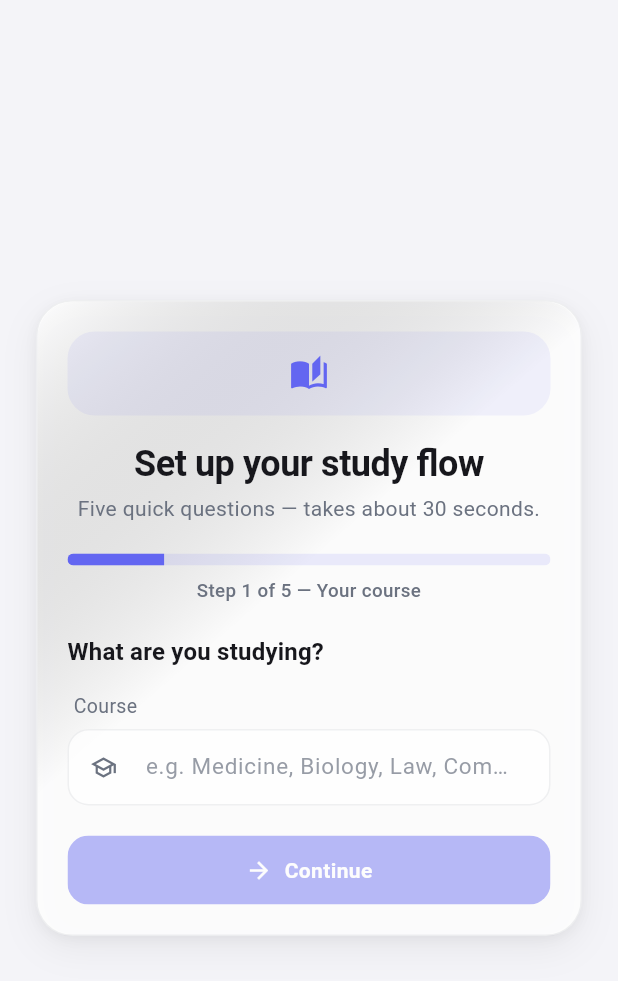
After one commit to metheyelene/studyflow-ai, a Flutter app: the OnboardingScreen screen opened by its route, on a phone screen of 412 x 824 dp. The commit adds this screen. Shown: the top 981 px of the screen. Run offline on Flutter 3.47's test engine with Material 3 defaults, Android fonts, the phone set to English and light mode, and no system bars; our stand-ins replace cookie_jar, dio, dio_cookie_manager, flutter_riverpod, flutter_secure_storage, go_router and 2 more; accounts and stored records are empty; network calls fail.

Commit message:
Mobile onboarding: 5-step glass flow wired to the backend gate
Adds the Phase-5 onboarding route (/onboarding) to the Flutter app: a
5-step glass form (course, subjects, exams, daily minutes, goals) that
posts the same payload shape as the web form to POST /api/onboarding,
so the backend's shared completeOnboarding validator handles both
clients identically.

The router now merges an OnboardingEvents store into its refresh
listenable and gates authenticated users: fresh accounts are steered to
/onboarding, completed ones straight into the app shell. The gate state
is fetched whenever auth resolves (restore/sign-in/sign-up), with
`unknown` never blocking — a network hiccup can't strand a user.

Also fixes the capture-build web dependency: localStorage helpers moved
behind a conditional import so the web-only `package:web` no longer
leaks into VM/native builds or `flutter test` (which broke app_test and
creator_screen_test). Adds 6 tests covering the gate redirect, the
completion flow, payload shape, and error handling (35 passing total).

Generated with Codebuff
Co-Authored-By: Codebuff <noreply@codebuff.com>

```diff
--- /dev/null
+++ b/mobile/lib/core/config/capture_storage.dart
@@ -0,0 +1,7 @@
+/// Conditional wrapper: only web builds compile the `package:web`
+/// (dart:js_interop) implementation, so `flutter test` on the VM never
+/// pulls in a web-only library.
+library;
+
+export 'capture_storage_io.dart'
+    if (dart.library.js_interop) 'capture_storage_web.dart';
--- /dev/null
+++ b/mobile/lib/features/onboarding/onboarding_models.dart
@@ -0,0 +1,54 @@
+/// Onboarding models. The payload mirrors the web form exactly so the
+/// backend's shared `completeOnboarding` validator (src/lib/onboarding.ts)
+/// treats mobile and web submissions identically.
+library;
+
+/// Whether the signed-in user has completed onboarding. `unknown` while
+/// the status hasn't been fetched yet (or the fetch failed — the router
+/// never gates on `unknown`, so a network hiccup can't strand a user).
+enum OnboardingStatus { unknown, needed, done }
+
+/// One exam the user is preparing for. The date is required; the name is
+/// optional (the backend falls back to the course name).
+class OnboardingExam {
+  const OnboardingExam({this.name, required this.date});
+
+  final String? name;
+  final String date; // yyyy-MM-dd
+}
+
+/// Payload for POST /api/onboarding.
+class OnboardingPayload {
+  const OnboardingPayload({
+    required this.course,
+    required this.subjects,
+    required this.exams,
+    required this.dailyMinutes,
+    required this.goals,
+  });
+
+  /// What the user is studying (e.g. "Medicine").
+  final String course;
+
+  /// Comma-separated subject names (up to 5 on the backend).
+  final String subjects;
+
+  /// Up to 3 exams.
+  final List<OnboardingExam> exams;
+
+  /// Daily study minutes (backend accepts 5–480).
+  final int dailyMinutes;
+
+  /// Goal values matching the backend's GOAL_OPTIONS.
+  final List<String> goals;
+
+  Map<String, dynamic> toJson() => {
+        'course': course,
+        'subjects': subjects,
+        'exams': [
+          for (final e in exams) {'name': e.name ?? '', 'date': e.date},
+        ],
+        'dailyMinutes': dailyMinutes,
+        'goals': goals,
+      };
+}
--- /dev/null
+++ b/mobile/lib/features/onboarding/onboarding_screen.dart
@@ -0,0 +1,402 @@
+import 'package:flutter/material.dart';
+import 'package:flutter_riverpod/flutter_riverpod.dart';
+
+import '../../core/theme/app_theme.dart';
+import '../../shared/widgets/glass/glass_button.dart';
+import '../../shared/widgets/glass/glass_card.dart';
+import '../../shared/widgets/glass/glass_input.dart';
+import '../../shared/widgets/glass/glass_pill.dart';
+import '../../shared/widgets/glass/glass_progress.dart';
+import 'onboarding_controller.dart';
+import 'onboarding_models.dart';
+
+/// The five onboarding goals. Values must match the backend's GOAL_OPTIONS
+/// (src/lib/onboarding.ts); labels are the user-facing copy.
+const _goalChoices = <({String value, String label, IconData icon})>[
+  (value: 'summaries', label: 'AI summaries', icon: Icons.auto_awesome_outlined),
+  (value: 'flashcards', label: 'Flashcards', icon: Icons.style_outlined),
+  (value: 'quizzes', label: 'Quizzes', icon: Icons.quiz_outlined),
+  (value: 'study planning', label: 'Study planning', icon: Icons.calendar_month_outlined),
+  (value: 'staying motivated', label: 'Staying motivated', icon: Icons.local_fire_department_outlined),
+];
+
+const _minuteChoices = [30, 60, 90, 120, 180];
+
+class _ExamRow {
+  _ExamRow();
+  final name = TextEditingController();
+  String? date;
+}
+
+/// Five-question onboarding flow, mirroring the web form's fields so the
+/// backend validates both clients identically: course, subjects, exams
+/// (optional, up to 3), daily study minutes, and goals (at least one).
+class OnboardingScreen extends ConsumerStatefulWidget {
+  const OnboardingScreen({super.key});
+
+  @override
+  ConsumerState<OnboardingScreen> createState() => _OnboardingScreenState();
+}
+
+class _OnboardingScreenState extends ConsumerState<OnboardingScreen> {
+  static const _stepCount = 5;
+
+  final _course = TextEditingController();
+  final _subjects = TextEditingController();
+  final _exams = <_ExamRow>[_ExamRow()];
+  int _dailyMinutes = 60;
+  final Set<String> _goals = {};
+  int _step = 0;
+  bool _busy = false;
+  String? _error;
+
+  @override
+  void dispose() {
+    _course.dispose();
+    _subjects.dispose();
+    for (final row in _exams) {
+      row.name.dispose();
+    }
+    super.dispose();
+  }
+
+  bool get _canContinue => switch (_step) {
+        0 => _course.text.trim().length >= 2,
+        1 => _subjects.text.trim().isNotEmpty,
+        2 => true, // exams are optional
+        3 => true,
+        _ => _goals.isNotEmpty,
+      };
+
+  String? get _stepHint => switch (_step) {
+        0 => 'e.g. Medicine, Biology, Law, Computer Science',
+        1 => 'e.g. Anatomy, Physiology, Biochemistry',
+        _ => null,
+      };
+
+  void _next() {
+    setState(() {
+      _error = null;
+      if (_step < _stepCount - 1) {
+        _step++;
+      }
+    });
+  }
+
+  void _back() {
+    setState(() {
+      _error = null;
+      if (_step > 0) _step--;
+    });
+  }
+
+  Future<void> _pickExamDate(_ExamRow row) async {
+    final now = DateTime.now();
+    final picked = await showDatePicker(
+      context: context,
+      initialDate: row.date == null
+          ? now.add(const Duration(days: 30))
+          : DateTime.tryParse(row.date!) ?? now.add(const Duration(days: 30)),
+      firstDate: DateTime(now.year - 1),
+      lastDate: DateTime(now.year + 5),
+    );
+    if (picked == null) return;
+    setState(() {
+      row.date = '${picked.year.toString().padLeft(4, '0')}-'
+          '${picked.month.toString().padLeft(2, '0')}-'
+          '${picked.day.toString().padLeft(2, '0')}';
+    });
+  }
+
+  Future<void> _finish() async {
+    setState(() {
+      _busy = true;
+      _error = null;
+    });
+    final error = await ref
+        .read(onboardingControllerProvider.notifier)
+        .submit(
+          OnboardingPayload(
+            course: _course.text.trim(),
+            subjects: _subjects.text.trim(),
+            exams: [
+              for (final row in _exams)
+                if (row.date != null)
+                  OnboardingExam(
+                    name: row.name.text.trim().isEmpty ? null : row.name.text.trim(),
+                    date: row.date!,
+                  ),
+            ],
+            dailyMinutes: _dailyMinutes,
+            // Preserve the choice order for stable analytics tags.
+            goals: [
+              for (final c in _goalChoices)
+                if (_goals.contains(c.value)) c.value,
+            ],
+          ),
+        );
+    if (!mounted) return;
+    setState(() {
+      _busy = false;
+      _error = error;
+    });
+    // On success the router redirects to /home automatically.
+  }
+
+  @override
+  Widget build(BuildContext context) {
+    final g = context.glass;
+    return Scaffold(
+      body: SafeArea(
+        child: Center(
+          child: SingleChildScrollView(
+            padding: const EdgeInsets.all(24),
+            child: ConstrainedBox(
+              constraints: const BoxConstraints(maxWidth: 480),
+              child: GlassCard(
+                tone: GlassTone.floating,
+                child: Column(
+                  crossAxisAlignment: CrossAxisAlignment.stretch,
+                  children: [
+                    Container(
+                      width: 56,
+                      height: 56,
+                      alignment: Alignment.center,
+                      decoration: BoxDecoration(
+                        color: g.primarySoft,
+                        borderRadius: BorderRadius.circular(18),
+                      ),
+                      child: Icon(Icons.auto_stories, size: 26, color: g.primary),
+                    ),
+                    const SizedBox(height: 16),
+                    Text(
+                      'Set up your study flow',
+                      textAlign: TextAlign.center,
+                      style: Theme.of(context).textTheme.headlineSmall,
+                    ),
+                    const SizedBox(height: 4),
+                    Text(
+                      'Five quick questions — takes about 30 seconds.',
+                      textAlign: TextAlign.center,
+                      style: TextStyle(color: g.textMuted, fontSize: 14),
+                    ),
+                    const SizedBox(height: 20),
+                    GlassProgress(value: (_step + 1) / _stepCount),
+                    const SizedBox(height: 8),
+                    Text(
+                      'Step ${_step + 1} of $_stepCount — ${_stepTitle(_step)}',
+                      textAlign: TextAlign.center,
+                      style: TextStyle(
+                        color: g.textMuted,
+                        fontSize: 12.5,
+                        fontWeight: FontWeight.w500,
+                      ),
+                    ),
+                    const SizedBox(height: 20),
+                    ..._buildStep(context),
+                    if (_error != null) ...[
+                      const SizedBox(height: 14),
+                      Text(
+                        _error!,
+                        textAlign: TextAlign.center,
+                        style: TextStyle(color: g.danger, fontSize: 13),
+                      ),
+                    ],
+                    const SizedBox(height: 20),
+                    Row(
+                      children: [
+                        if (_step > 0)
+                          GlassButton(
+                            label: 'Back',
+                            variant: GlassButtonVariant.glass,
+                            onPressed: _busy ? null : _back,
+                          ),
+                        if (_step > 0) const SizedBox(width: 10),
+                        Expanded(
+                          child: GlassButton(
+                            label: _step < _stepCount - 1 ? 'Continue' : 'Finish setup',
+                            icon: _step < _stepCount - 1
+                                ? Icons.arrow_forward
+                                : Icons.check,
+                            expand: true,
+                            onPressed: _busy
+                                ? null
+                                : _step < _stepCount - 1
+                                    ? (_canContinue ? _next : null)
+                                    : (_canContinue ? _finish : null),
+                          ),
+                        ),
+                      ],
+                    ),
+                  ],
+                ),
+              ),
+            ),
+          ),
+        ),
+      ),
+    );
+  }
+
+  String _stepTitle(int step) => switch (step) {
+        0 => 'Your course',
+        1 => 'Your subjects',
+        2 => 'Your exams',
+        3 => 'Study time',
+        _ => 'Your goals',
+      };
+
+  List<Widget> _buildStep(BuildContext context) {
+    final g = context.glass;
+    final header = Text(
+      switch (_step) {
+        0 => 'What are you studying?',
+        1 => 'Your subjects',
+        2 => 'When are your exams?',
+        3 => 'How long do you study each day?',
+        _ => 'What do you want help with?',
+      },
+      style: Theme.of(context).textTheme.titleMedium,
+    );
+
+    final body = switch (_step) {
+      0 => GlassInput(
+          controller: _course,
+          label: 'Course',
+          hintText: _stepHint,
+          textInputAction: TextInputAction.next,
+          prefixIcon: Icons.school_outlined,
+          // Keep the Continue button's enabled state live as the user types.
+          onChanged: (_) => setState(() {}),
+          onSubmitted: (_) => _canContinue ? _next() : null,
+        ),
+      1 => GlassInput(
+          controller: _subjects,
+          label: 'Subjects',
+          hintText: _stepHint,
+          textInputAction: TextInputAction.next,
+          prefixIcon: Icons.menu_book_outlined,
+          onChanged: (_) => setState(() {}),
+          onSubmitted: (_) => _canContinue ? _next() : null,
+        ),
+      2 => _buildExamsStep(g),
+      3 => _buildMinutesStep(g),
+      _ => _buildGoalsStep(g),
+    };
+
+    return [header, const SizedBox(height: 14), body];
+  }
+
+  Widget _buildExamsStep(GlassTheme g) {
+    return Column(
+      crossAxisAlignment: CrossAxisAlignment.stretch,
+      children: [
+        Text(
+          'Optional — add up to 3. Skip ahead if you prefer.',
+          style: TextStyle(color: g.textMuted, fontSize: 13),
+        ),
+        const SizedBox(height: 12),
+        for (var i = 0; i < _exams.length; i++) ...[
+          if (i > 0) const SizedBox(height: 10),
+          GlassCard(
+            child: Row(
+              children: [
+                Expanded(
+                  child: GlassInput(
+                    controller: _exams[i].name,
+                    hintText: 'Exam name (optional)',
+                    label: 'Exam ${i + 1}',
+                    textInputAction: TextInputAction.next,
+                  ),
+                ),
+                const SizedBox(width: 10),
+                GlassButton(
+                  label: _exams[i].date ?? 'Pick date',
+                  icon: Icons.event_outlined,
+                  variant: _exams[i].date == null
+                      ? GlassButtonVariant.glass
+                      : GlassButtonVariant.primary,
+                  size: GlassButtonSize.small,
+                  onPressed: () => _pickExamDate(_exams[i]),
+                ),
+              ],
+            ),
+          ),
+        ],
+        if (_exams.length < 3) ...[
+          const SizedBox(height: 10),
+          GlassButton(
+            label: 'Add another exam',
+            icon: Icons.add,
+            variant: GlassButtonVariant.text,
+            onPressed: () => setState(() => _exams.add(_ExamRow())),
+          ),
+        ],
+      ],
+    );
+  }
+
+  Widget _buildMinutesStep(GlassTheme g) {
+    return Column(
+      crossAxisAlignment: CrossAxisAlignment.stretch,
+      children: [
+        Text(
+          '$_dailyMinutes minutes per day',
+          style: TextStyle(
+            color: g.textPrimary,
+            fontSize: 16,
+            fontWeight: FontWeight.w600,
+          ),
+        ),
+        const SizedBox(height: 12),
+        Wrap(
+          spacing: 8,
+          runSpacing: 8,
+          children: [
+            for (final minutes in _minuteChoices)
+              GlassPill(
+                label: '$minutes min',
+                selected: _dailyMinutes == minutes,
+                onTap: () => setState(() => _dailyMinutes = minutes),
+              ),
+          ],
+        ),
+        const SizedBox(height: 8),
+        Text(
+          'A realistic daily target keeps your study plan useful.',
+          style: TextStyle(color: g.textMuted, fontSize: 12.5),
+        ),
+      ],
+    );
+  }
+
+  Widget _buildGoalsStep(GlassTheme g) {
+    return Column(
+      crossAxisAlignment: CrossAxisAlignment.stretch,
+      children: [
+        Text(
+          'Pick at least one — this personalizes your dashboard.',
+          style: TextStyle(color: g.textMuted, fontSize: 13),
+        ),
+        const SizedBox(height: 12),
+        Wrap(
+          spacing: 8,
+          runSpacing: 8,
+          children: [
+            for (final choice in _goalChoices)
+              GlassPill(
+                label: choice.label,
+                icon: choice.icon,
+                selected: _goals.contains(choice.value),
+                onTap: () => setState(() {
+                  if (!_goals.add(choice.value)) {
+                    _goals.remove(choice.value);
+                  }
+                }),
+              ),
+          ],
+        ),
+      ],
+    );
+  }
+}
```
Also changed, not shown: mobile/lib/core/config/capture_seed.dart (+14 -20 lines), mobile/lib/core/config/capture_storage_io.dart (added, +8 -0 lines), mobile/lib/core/config/capture_storage_web.dart (added, +22 -0 lines), mobile/lib/core/routing/app_router.dart (+29 -6 lines), mobile/lib/features/authentication/auth_controller.dart (+13 -0 lines), mobile/lib/features/onboarding/onboarding_controller.dart (added, +84 -0 lines), mobile/lib/features/onboarding/onboarding_repository.dart (added, +66 -0 lines), 3 other files.
